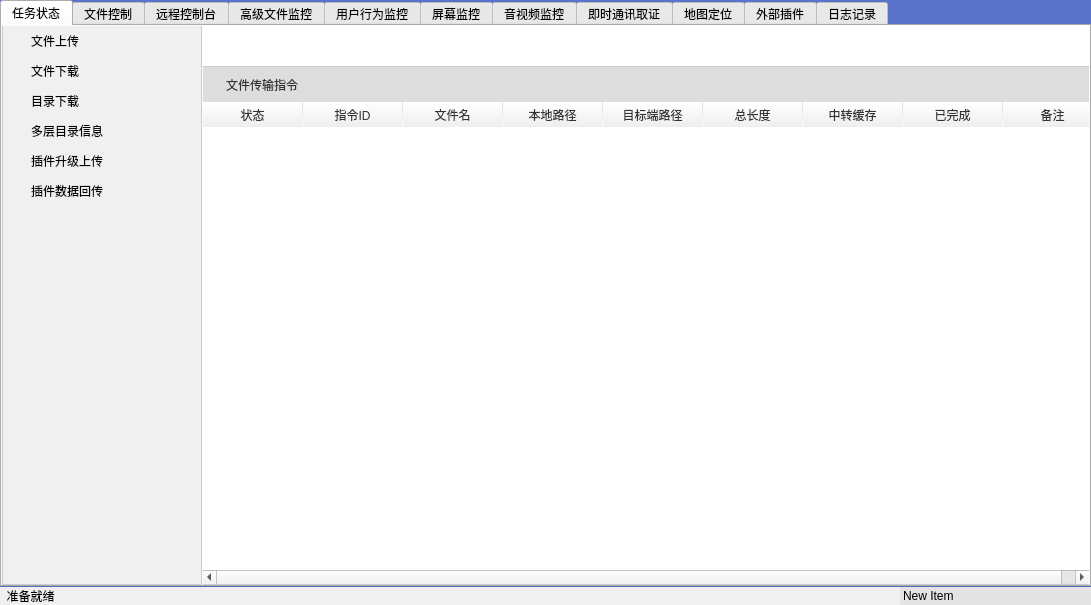
Old version of the form targetdlg.ui in the repository yzx65/RemoteControl.
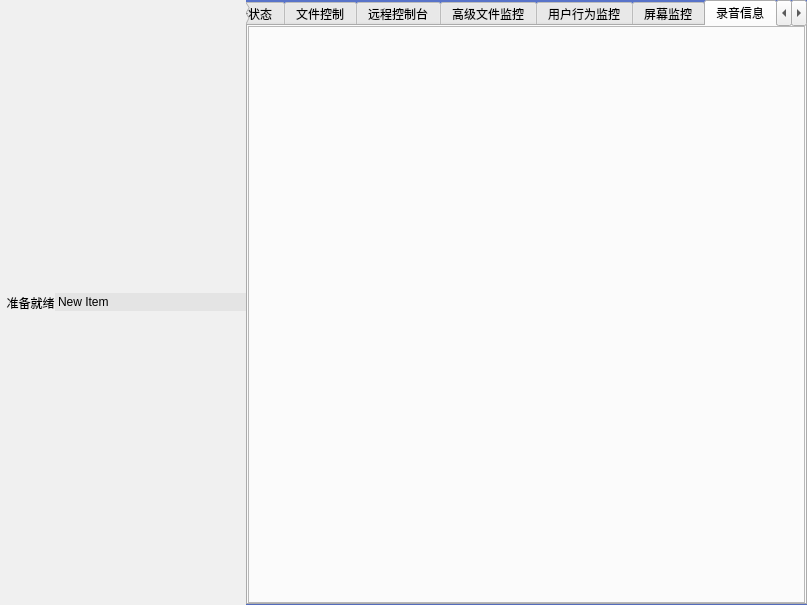
New version of the form. The open tabs and pages were chosen to show the change. Icons and pictures are not drawn.

```diff
--- a/targetdlg.ui
+++ b/targetdlg.ui
@@ -6,7 +6,7 @@
    <rect>
     <x>0</x>
     <y>0</y>
-    <width>1091</width>
+    <width>807</width>
     <height>605</height>
    </rect>
   </property>
@@ -19,13 +19,146 @@
 	background:rgb(88,115,201);
 }</string>
   </property>
-  <layout class="QVBoxLayout" name="verticalLayout">
+  <layout class="QHBoxLayout" name="horizontalLayout">
    <property name="spacing">
     <number>0</number>
    </property>
    <property name="margin">
     <number>0</number>
    </property>
+   <item>
+    <widget class="QFrame" name="frame_tool_bar">
+     <property name="minimumSize">
+      <size>
+       <width>0</width>
+       <height>100</height>
+      </size>
+     </property>
+     <property name="frameShape">
+      <enum>QFrame::StyledPanel</enum>
+     </property>
+     <property name="frameShadow">
+      <enum>QFrame::Raised</enum>
+     </property>
+    </widget>
+   </item>
+   <item>
+    <widget class="QFrame" name="frame_4">
+     <property name="sizePolicy">
+      <sizepolicy hsizetype="Preferred" vsizetype="Minimum">
+       <horstretch>0</horstretch>
+       <verstretch>0</verstretch>
+      </sizepolicy>
+     </property>
+     <property name="styleSheet">
+      <string notr="true">QFrame#frame_4
+{
+	background-color:rgb(240,240,240);
+}</string>
+     </property>
+     <property name="frameShape">
+      <enum>QFrame::NoFrame</enum>
+     </property>
+     <property name="frameShadow">
+      <enum>QFrame::Raised</enum>
+     </property>
+     <property name="lineWidth">
+      <number>0</number>
+     </property>
+     <layout class="QHBoxLayout" name="horizontalLayout_3">
+      <property name="spacing">
+       <number>0</number>
+      </property>
+      <property name="margin">
+       <number>0</number>
+      </property>
+      <item>
+       <widget class="QLabel" name="lbStatusBar">
+        <property name="minimumSize">
+         <size>
+          <width>0</width>
+          <height>0</height>
+         </size>
+        </property>
+        <property name="maximumSize">
+         <size>
+          <width>100</width>
+          <height>16777215</height>
+         </size>
+        </property>
+        <property name="styleSheet">
+         <string notr="true">QLabel
+{
+	font-family:&quot;Microsoft Yahei&quot;;
+}</string>
+        </property>
+        <property name="text">
+         <string>  准备就绪</string>
+        </property>
+       </widget>
+      </item>
+      <item>
+       <widget class="QComboBox" name="cmbLocalDir">
+        <property name="minimumSize">
+         <size>
+          <width>0</width>
+          <height>0</height>
+         </size>
+        </property>
+        <property name="maximumSize">
+         <size>
+          <width>191</width>
+          <height>16777215</height>
+         </size>
+        </property>
+        <property name="styleSheet">
+         <string notr="true">QComboBox {
+     border: 0px solid gray;
+     padding: 1px 18px 1px 3px;
+     min-width: 170px;
+	background-color:rgba(200, 200, 200, 80);
+	font-family:&quot;Microsoft Yahei&quot;;
+ }
+
+QComboBox:hover{
+	background-color:rgba(100, 100, 255, 80);
+}
+
+ QComboBox::drop-down {
+     subcontrol-origin: padding;
+     subcontrol-position: top right;
+     width: 15px;
+     border-width: 0px;
+ }</string>
+        </property>
+        <property name="frame">
+         <bool>true</bool>
+        </property>
+        <item>
+         <property name="text">
+          <string>New Item</string>
+         </property>
+        </item>
+        <item>
+         <property name="text">
+          <string>New Item</string>
+         </property>
+        </item>
+        <item>
+         <property name="text">
+          <string>New Item</string>
+         </property>
+        </item>
+        <item>
+         <property name="text">
+          <string>New Item</string>
+         </property>
+        </item>
+       </widget>
+      </item>
+     </layout>
+    </widget>
+   </item>
    <item>
     <widget class="QTabWidget" name="tabMain">
      <property name="minimumSize">
@@ -1793,6 +1926,29 @@
        </item>
       </layout>
      </widget>
+     <widget class="QWidget" name="tab_6">
+      <attribute name="title">
+       <string>录音信息</string>
+      </attribute>
+      <layout class="QVBoxLayout" name="verticalLayout_5">
+       <property name="spacing">
+        <number>0</number>
+       </property>
+       <property name="margin">
+        <number>0</number>
+       </property>
+       <item>
+        <widget class="QFrame" name="frmRecord">
+         <property name="frameShape">
+          <enum>QFrame::StyledPanel</enum>
+         </property>
+         <property name="frameShadow">
+          <enum>QFrame::Raised</enum>
+         </property>
+        </widget>
+       </item>
+      </layout>
+     </widget>
      <widget class="QWidget" name="tab_9">
       <attribute name="icon">
        <iconset resource="maindlg.qrc">
@@ -1958,117 +2114,6 @@
      </widget>
     </widget>
    </item>
-   <item>
-    <widget class="QFrame" name="frame_4">
-     <property name="sizePolicy">
-      <sizepolicy hsizetype="Preferred" vsizetype="Minimum">
-       <horstretch>0</horstretch>
-       <verstretch>0</verstretch>
-      </sizepolicy>
-     </property>
-     <property name="styleSheet">
-      <string notr="true">QFrame#frame_4
-{
-	background-color:rgb(240,240,240);
-}</string>
-     </property>
-     <property name="frameShape">
-      <enum>QFrame::NoFrame</enum>
-     </property>
-     <property name="frameShadow">
-      <enum>QFrame::Raised</enum>
-     </property>
-     <property name="lineWidth">
-      <number>0</number>
-     </property>
-     <layout class="QHBoxLayout" name="horizontalLayout_3">
-      <property name="spacing">
-       <number>0</number>
-      </property>
-      <property name="margin">
-       <number>0</number>
-      </property>
-      <item>
-       <widget class="QLabel" name="lbStatusBar">
-        <property name="minimumSize">
-         <size>
-          <width>900</width>
-          <height>0</height>
-         </size>
-        </property>
-        <property name="styleSheet">
-         <string notr="true">QLabel
-{
-	font-family:&quot;Microsoft Yahei&quot;;
-}</string>
-        </property>
-        <property name="text">
-         <string>  准备就绪</string>
-        </property>
-       </widget>
-      </item>
-      <item>
-       <widget class="QComboBox" name="cmbLocalDir">
-        <property name="minimumSize">
-         <size>
-          <width>191</width>
-          <height>0</height>
-         </size>
-        </property>
-        <property name="maximumSize">
-         <size>
-          <width>191</width>
-          <height>16777215</height>
-         </size>
-        </property>
-        <property name="styleSheet">
-         <string notr="true">QComboBox {
-     border: 0px solid gray;
-     padding: 1px 18px 1px 3px;
-     min-width: 170px;
-	background-color:rgba(200, 200, 200, 80);
-	font-family:&quot;Microsoft Yahei&quot;;
- }
-
-QComboBox:hover{
-	background-color:rgba(100, 100, 255, 80);
-}
-
- QComboBox::drop-down {
-     subcontrol-origin: padding;
-     subcontrol-position: top right;
-     width: 15px;
-     border-width: 0px;
- }</string>
-        </property>
-        <property name="frame">
-         <bool>true</bool>
-        </property>
-        <item>
-         <property name="text">
-          <string>New Item</string>
-         </property>
-        </item>
-        <item>
-         <property name="text">
-          <string>New Item</string>
-         </property>
-        </item>
-        <item>
-         <property name="text">
-          <string>New Item</string>
-         </property>
-        </item>
-        <item>
-         <property name="text">
-          <string>New Item</string>
-         </property>
-        </item>
-       </widget>
-      </item>
-     </layout>
-    </widget>
-   </item>
   </layout>
  </widget>
  <layoutdefault spacing="6" margin="11"/>
```
